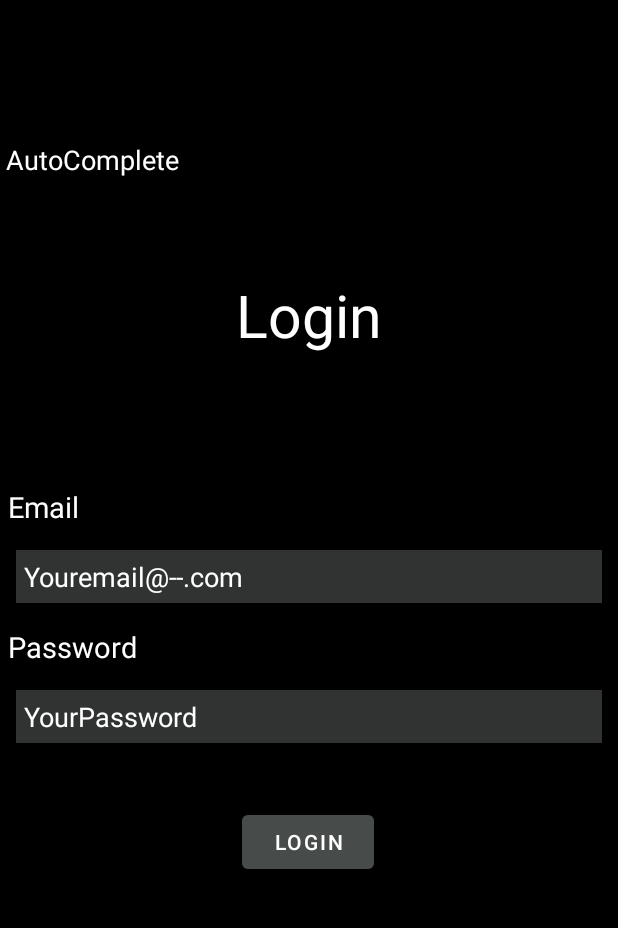
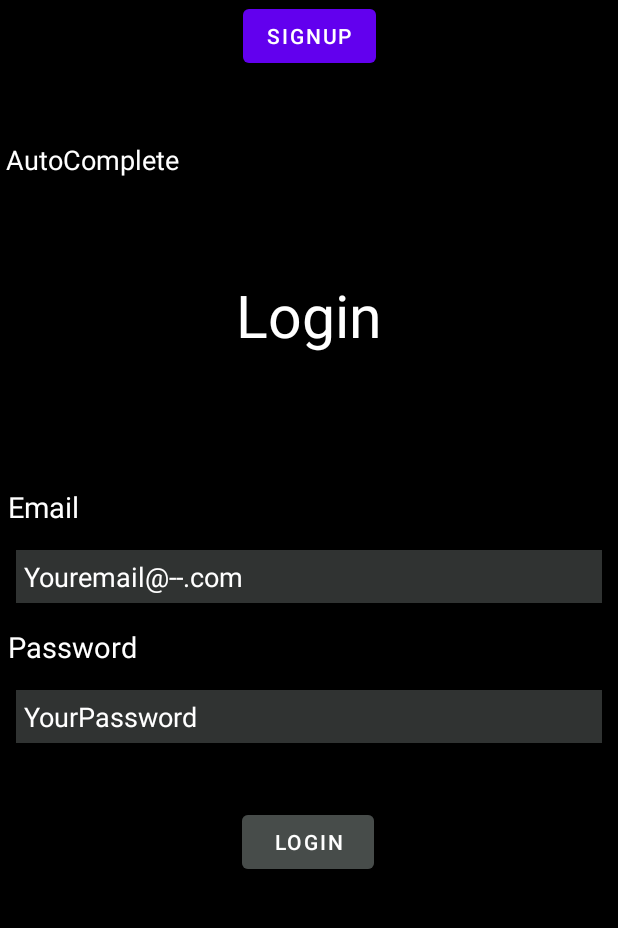
Before and after one commit to MinaKamal99/WWNews-, an Android app: the screen it shows after launch (MainActivity), on a phone screen of 412 x 824 dp, the part 84-1012 px from its top. Run offline under Robolectric (Android 15) with nearby library versions, the phone set to English and light mode, and no system bars; our stand-ins replace Room's generated code, data binding, sdp/ssp sizes.

```diff
--- a/app/src/main/java/com/androidgangs/wwnews/MainActivity.kt
+++ b/app/src/main/java/com/androidgangs/wwnews/MainActivity.kt
@@ -13,7 +13,7 @@ class MainActivity : AppCompatActivity() {
         binding = ActivityMainBinding.inflate(layoutInflater)
         setContentView(binding.root)
 
-/
+
 
 
         supportFragmentManager.beginTransaction().replace(R.id.fragmentContainerView,
--- a/app/src/main/java/com/androidgangs/wwnews/ui/fragment/login/LoginFragment.kt
+++ b/app/src/main/java/com/androidgangs/wwnews/ui/fragment/login/LoginFragment.kt
@@ -7,6 +7,7 @@ import android.view.LayoutInflater
 import android.view.View
 import android.view.ViewGroup
 import android.widget.Toast
+import androidx.navigation.findNavController
 import com.androidgangs.wwnews.R
 import com.androidgangs.wwnews.ServiceLocator
 import com.androidgangs.wwnews.data.repo.AuthRepo
@@ -39,7 +40,10 @@ class LoginFragment : Fragment() {
         val factory =LoginViewModelFactory(authRepo)
         viewModel =ViewModelProvider(this,factory).get(LoginViewModel::class.java)
         binding.viewModel=viewModel
+        binding.signup.setOnClickListener {
+            view?.findNavController()?.navigate(R.id.action_loginFragment_to_registrationFragment)
 
+        }
         viewModel.errorLveData.observe(viewLifecycleOwner){ error->
 
             Toast.makeText(context, error, Toast.LENGTH_SHORT).show()
--- a/app/src/main/java/com/androidgangs/wwnews/ui/fragment/login/registration/RegistrationFragment.kt
+++ b/app/src/main/java/com/androidgangs/wwnews/ui/fragment/login/registration/RegistrationFragment.kt
@@ -7,6 +7,7 @@ import androidx.fragment.app.Fragment
 import android.view.LayoutInflater
 import android.view.View
 import android.view.ViewGroup
+import android.widget.Toast
 import androidx.lifecycle.Observer
 import androidx.navigation.findNavController
 import androidx.navigation.fragment.findNavController
@@ -54,7 +55,8 @@ class RegistrationFragment : Fragment() {
     }
 
     private fun handleError(it: String?) {
-        Log.i("saeed", "handleError: "+it)
+        val message = it
+       Toast.makeText(requireContext(),message,Toast.LENGTH_LONG).show()
     }
 
     private fun doAction(it: Boolean?) {
--- a/app/src/main/res/layout/login_fragment.xml
+++ b/app/src/main/res/layout/login_fragment.xml
@@ -126,6 +126,15 @@
                 app:layout_constraintHorizontal_bias="0.0"
                 app:layout_constraintStart_toStartOf="parent"
                 app:layout_constraintTop_toTopOf="parent" />
+
+            <Button
+                android:id="@+id/signup"
+                android:layout_width="wrap_content"
+                android:layout_height="wrap_content"
+                android:text="SIGNUP"
+                app:layout_constraintEnd_toEndOf="parent"
+                app:layout_constraintStart_toStartOf="parent"
+                tools:layout_editor_absoluteY="616dp" />
         </androidx.constraintlayout.widget.ConstraintLayout>
 
     </FrameLayout>
--- a/app/src/main/res/layout/registration_fragment.xml
+++ b/app/src/main/res/layout/registration_fragment.xml
@@ -139,6 +139,8 @@
             app:layout_constraintStart_toStartOf="parent"
             app:layout_constraintTop_toBottomOf="@+id/editTextConfirmPassword"
             />
+
+
     </androidx.constraintlayout.widget.ConstraintLayout>
 
 </FrameLayout>
--- a/app/src/main/res/navigation/nav_graph.xml
+++ b/app/src/main/res/navigation/nav_graph.xml
@@ -17,5 +17,9 @@
         android:id="@+id/loginFragment"
         android:name="com.androidgangs.wwnews.ui.fragment.login.LoginFragment"
         android:label="login_fragment"
-        tools:layout="@layout/login_fragment" />
+        tools:layout="@layout/login_fragment" >
+        <action
+            android:id="@+id/action_loginFragment_to_registrationFragment"
+            app:destination="@id/registrationFragment" />
+    </fragment>
 </navigation>
```
Also changed, not shown: app/src/main/java/com/androidgangs/wwnews/ui/fragment/login/registration/RegistrationViewModel.kt (+10 -3 lines).
